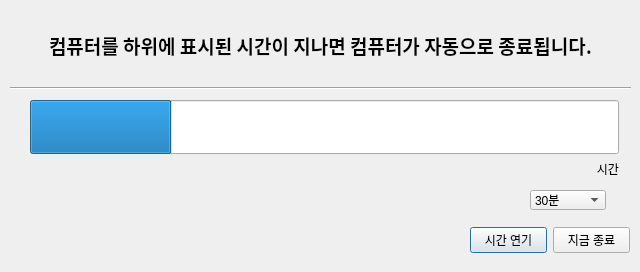
Old version of the form timer.ui in the repository imscsc21/autoshutdown.
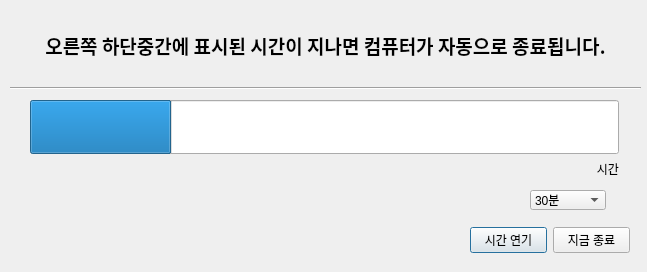
New version of the form.

```diff
--- a/timer.ui
+++ b/timer.ui
@@ -6,7 +6,7 @@
    <rect>
     <x>0</x>
     <y>0</y>
-    <width>640</width>
+    <width>647</width>
     <height>272</height>
    </rect>
   </property>
@@ -18,7 +18,7 @@
     <rect>
      <x>10</x>
      <y>10</y>
-     <width>621</width>
+     <width>631</width>
      <height>80</height>
     </rect>
    </property>
@@ -34,7 +34,7 @@
        </font>
       </property>
       <property name="text">
-       <string>컴퓨터를 하위에 표시된 시간이 지나면 컴퓨터가 자동으로 종료됩니다.</string>
+       <string>오른쪽 하단중간에 표시된 시간이 지나면 컴퓨터가 자동으로 종료됩니다.</string>
       </property>
       <property name="textFormat">
        <enum>Qt::PlainText</enum>
```
Left out of the diff: 5 changed lines with no effect on the pictures.
